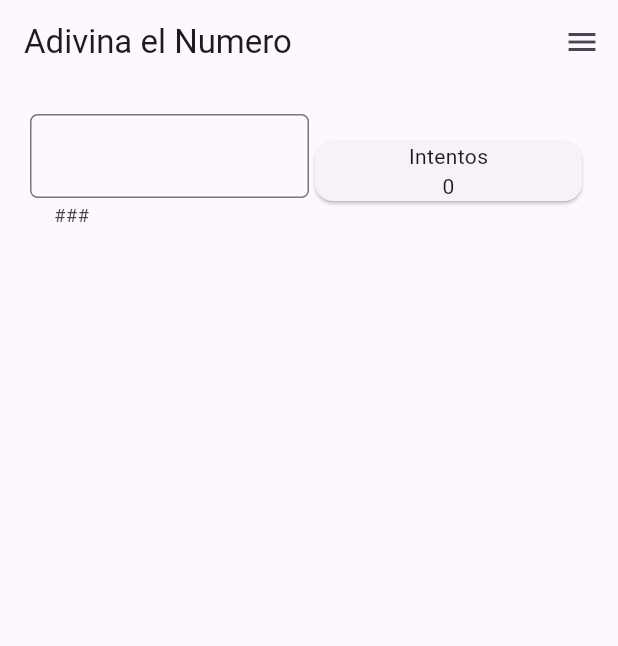
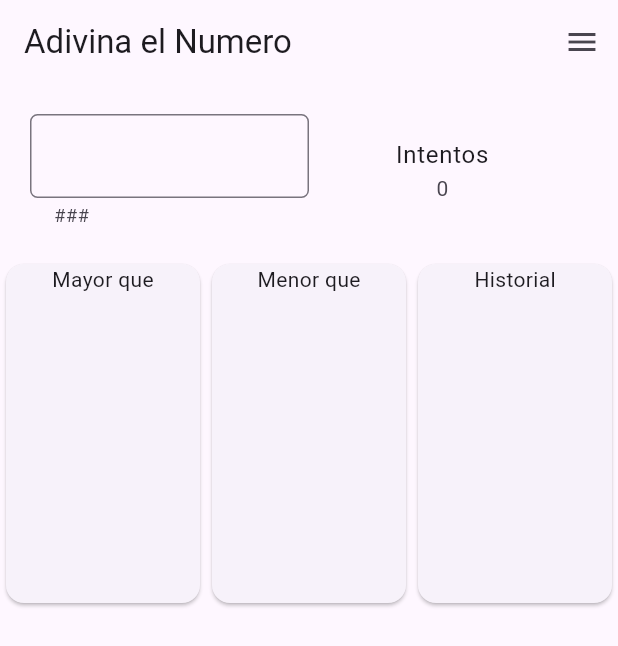
Before and after one commit to Alejano/AdivinaElNumero-Desafio, a Flutter app: the screen it shows after launch, on a phone screen of 412 x 824 dp. Shown: the top 646 px of the screen. Run offline on Flutter 3.47's test engine with Material 3 defaults, Android fonts, the phone set to English and light mode, and no system bars.

Commit message:
construimos la UI preparamos para agregar las funcionalidades en el controlador

```diff
--- a/lib/providers/NumerosProvider.dart
+++ b/lib/providers/NumerosProvider.dart
@@ -4,10 +4,20 @@ import 'package:flutter/cupertino.dart';
 class NumerosProvider extends ChangeNotifier{
 
   final List<Historial?> _numeros = [];
+  final List<int> _numerosMayor = [];
+  final List<int> _numerosMenor = [];
 
-  List<Historial?> get getListXFile => _numeros;
+  List<Historial?> get getListHNumeros => _numeros;
+  List<int> get getListNumMayor => _numerosMayor;
+  List<int> get getListNumMenor => _numerosMenor;
 
-  addNumero(Historial numero){
+  addHistorialNumero(Historial numero){
     _numeros.add(numero);
   }
+  addNumeroMayor(int numero){
+    _numerosMayor.add(numero);
+  }
+  addNumeroMenor(int numero){
+    _numerosMenor.add(numero);
+  }
 }
--- a/lib/views/Home.dart
+++ b/lib/views/Home.dart
@@ -1,6 +1,11 @@
+import 'package:adivina_numero_desafio/models/Historial.dart';
+import 'package:adivina_numero_desafio/providers/NumerosProvider.dart';
+import 'package:adivina_numero_desafio/widgets/NumeroContainer.dart';
 import 'package:flutter/cupertino.dart';
 import 'package:flutter/material.dart';
 import 'package:flutter/widgets.dart';
+import 'package:provider/provider.dart';
+import 'package:adivina_numero_desafio/widgets/HistorialNumeroContainer.dart';
 
 
 
@@ -24,11 +29,11 @@ class _HomeState extends State<Home> {
             Padding(
               padding: const EdgeInsets.all(20),
               child: Row(
+                mainAxisSize: MainAxisSize.max,
                 children: [
                   Expanded(
                     child: TextField(
                       onChanged: (e){
-
                       },
                       decoration: const InputDecoration(
                         helperText: "###",
@@ -39,18 +44,25 @@ class _HomeState extends State<Home> {
                     ),
                   ),
                   const Expanded(
-                    child: Card(
-                      child: Column(
-                        children: [
-                          Text("Intentos"),
-                          Text("0")
-                        ],
-                      ),
-                    ),
+                    child: ListTile(
+                      title: Text("Intentos",textAlign: TextAlign.center,),
+                      subtitle: Text("0",textAlign: TextAlign.center,),
+                    )
                   )
                 ],
               ),
-            )
+            ),
+            Consumer<NumerosProvider>(
+              builder: (context,provedor, child){
+                return Row(
+                  children: [
+                    Expanded(child: NumeroContainer(titulo: "Mayor que", numeros: provedor.getListNumMayor)),
+                    Expanded(child: NumeroContainer(titulo: 'Menor que', numeros: provedor.getListNumMenor,)),
+                    Expanded(child: HistorialNumeroContainer(titulo: 'Historial', numeros: provedor.getListHNumeros,))
+                  ],
+                );
+              }
+            ),
           ],
         ),
       ),
--- /dev/null
+++ b/lib/widgets/HistorialNumeroContainer.dart
@@ -0,0 +1,40 @@
+import 'package:adivina_numero_desafio/models/Historial.dart';
+import 'package:flutter/cupertino.dart';
+import 'package:flutter/material.dart';
+import 'package:flutter/widgets.dart';
+
+class HistorialNumeroContainer extends StatelessWidget {
+  String titulo;
+  List<Historial?> numeros;
+
+  HistorialNumeroContainer({super.key, required this.titulo, required this.numeros});
+
+  @override
+  Widget build(BuildContext context) {
+    return Card(
+      child: Column(
+        children: [
+          Text(titulo),
+          SingleChildScrollView(
+            child: SizedBox(
+              height: MediaQuery.of(context).size.height/4,
+              child: ListView.builder(
+                itemCount: numeros.length,
+                itemBuilder: (_,index){
+                  Historial? hn = numeros[index];
+                  return ListTile(
+                    title: Text(numeros[index].toString(),
+                      style: TextStyle(
+                        color: (hn!.estado)?Colors.green:Colors.red
+                      ),
+                    ),
+                  );
+                },
+              ),
+            ),
+          )
+        ],
+      ),
+    );
+  }
+}
--- /dev/null
+++ b/lib/widgets/NumeroContainer.dart
@@ -0,0 +1,34 @@
+import 'package:flutter/cupertino.dart';
+import 'package:flutter/material.dart';
+import 'package:flutter/widgets.dart';
+
+class NumeroContainer extends StatelessWidget {
+  String titulo;
+  List<int> numeros;
+
+  NumeroContainer({super.key, required this.titulo, required this.numeros});
+
+  @override
+  Widget build(BuildContext context) {
+    return Card(
+      child: Column(
+        children: [
+          Text(titulo),
+          SingleChildScrollView(
+            child: SizedBox(
+              height: MediaQuery.of(context).size.height/4,
+              child: ListView.builder(
+                itemCount: numeros.length,
+                itemBuilder: (_,index){
+                  return ListTile(
+                    title: Text(numeros[index].toString()),
+                  );
+                },
+              ),
+            ),
+          )
+        ],
+      ),
+    );
+  }
+}
```
